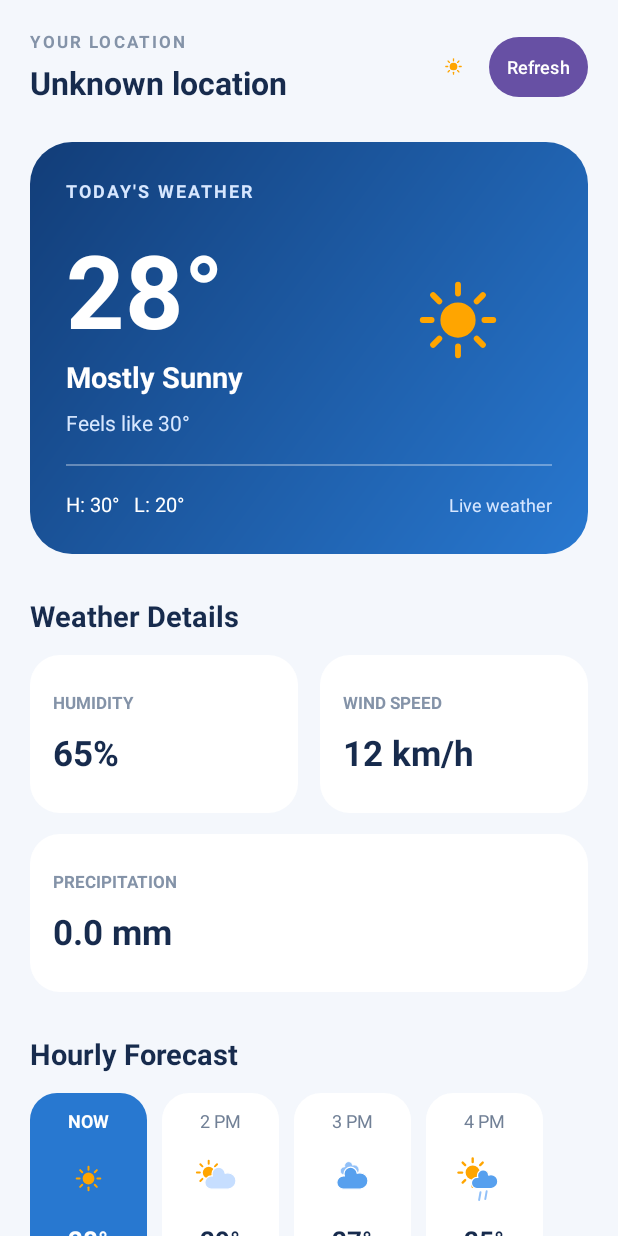
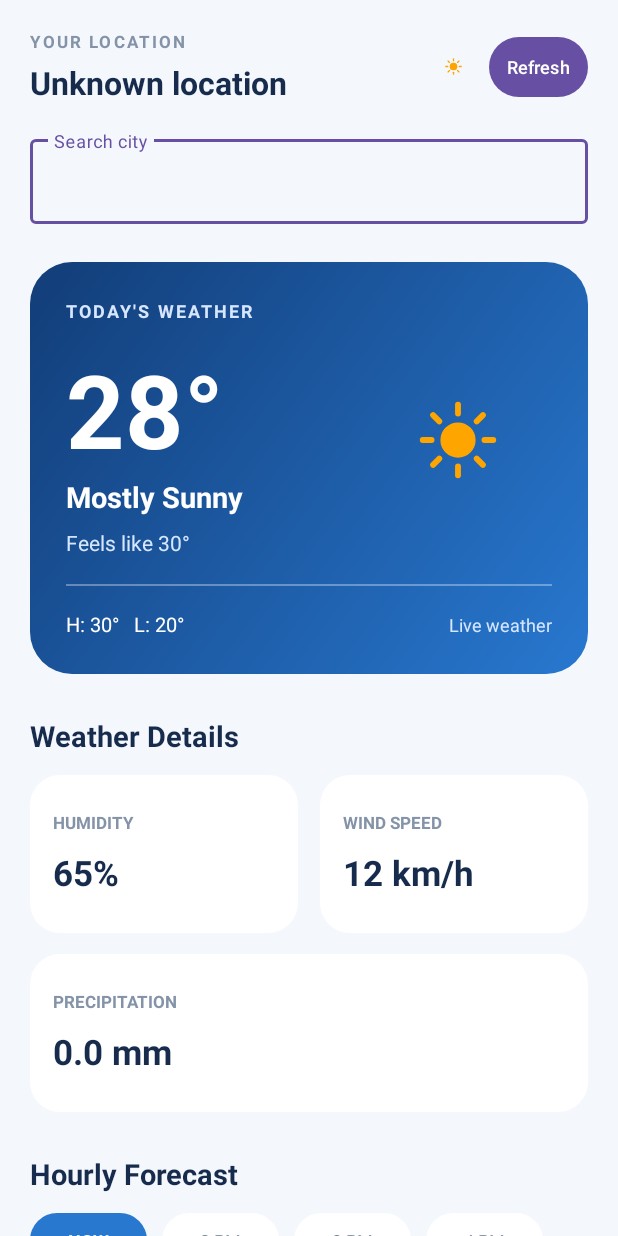
Before and after one commit to ahmadhss9/WeatherApp, an Android app: the screen it shows after launch (MainActivity), on a phone screen of 412 x 824 dp. Run offline under Robolectric (Android 15) with nearby library versions, the phone set to English and light mode, and no system bars.

Commit message:
Step 53: add city search input field

```diff
--- a/app/src/main/res/layout/activity_main.xml
+++ b/app/src/main/res/layout/activity_main.xml
@@ -71,6 +71,23 @@
                 android:textSize="12sp"
                 app:cornerRadius="20dp" /><!-- Step 49 -->
         </LinearLayout>
+        <!-- Step 53: city search input -->
+        <com.google.android.material.textfield.TextInputLayout
+            android:id="@+id/searchLayout"
+            style="@style/Widget.Material3.TextInputLayout.OutlinedBox"
+            android:layout_width="match_parent"
+            android:layout_height="wrap_content"
+            android:layout_marginTop="18dp"
+            android:hint="Search city">
+
+            <com.google.android.material.textfield.TextInputEditText
+                android:id="@+id/etCitySearch"
+                android:layout_width="match_parent"
+                android:layout_height="wrap_content"
+                android:imeOptions="actionSearch"
+                android:inputType="textCapWords"
+                android:maxLines="1" />
+        </com.google.android.material.textfield.TextInputLayout>
 
         <!-- Main Weather Card -->
         <LinearLayout
```
